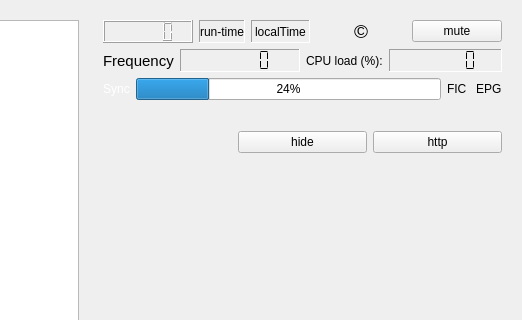
Qt form qt-dab-s4/forms-v4/dabradio-4.ui (JvanKatwijk/qt-dab) before a commit; both pictures show x 107 to 629 and y 0 to 320 of the 629 by 464 pixel window.
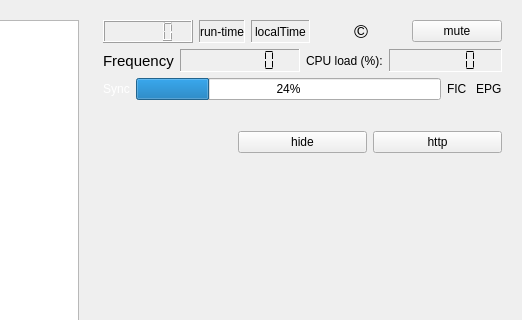
The same form after that commit. Custom widgets are drawn as their Qt base class.

Patch:
```diff
--- a/qt-dab-s4/forms-v4/dabradio-4.ui
+++ b/qt-dab-s4/forms-v4/dabradio-4.ui
@@ -6,7 +6,7 @@
    <rect>
     <x>0</x>
     <y>0</y>
-    <width>624</width>
+    <width>629</width>
     <height>464</height>
    </rect>
   </property>
@@ -247,7 +247,7 @@
                <enum>QFrame::Sunken</enum>
               </property>
               <property name="digitCount">
-               <number>6</number>
+               <number>7</number>
               </property>
               <property name="segmentStyle">
                <enum>QLCDNumber::Flat</enum>
```
